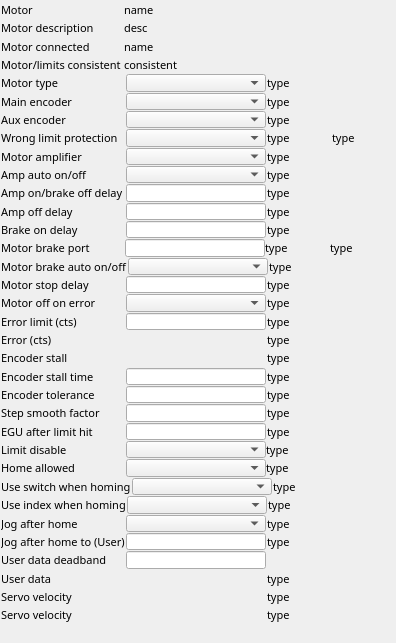
Above: 3-6/GalilSup/op/ui/galil_motor_extras.ui from motorapp/Galil before the change. Below: the same form after it.
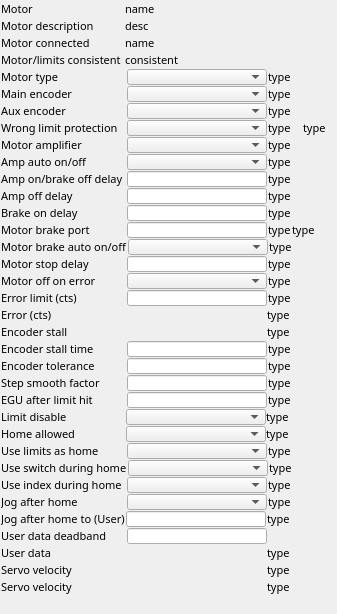
That is the form after the change. Custom widgets are drawn as their Qt base class.

Commit message: Add $(P):HOMEEDGE_CMD, Add $(P):HOMEEDGE_STATUS to set home switch edge found during homing Alter home switch type, limit switch type PV's to be more general Improved generated home routine for home to home switch Fix motor acceleration not set issue introduced by $(P)$M)HOMR_CMD/$(P)$M)HOMF_CMD homing PV's Moved "limits as home" option to motor extras with PV $(P)$M)ULAH_CMD/$(P)$M)ULAH_STATUS Improved motor limits direction consistency check Improved wrong limit protection Add alarms states to $(P)$(M)_LIMITCONSISTENT_STATUS Renamed $(P)$(M)_WLPACTIVE_STATUS to $(P)$(M)_WLPSTOP_STATUS

```diff
--- a/3-6/GalilSup/op/ui/galil_motor_extras.ui
+++ b/3-6/GalilSup/op/ui/galil_motor_extras.ui
@@ -6,8 +6,8 @@
    <rect>
     <x>0</x>
     <y>0</y>
-    <width>396</width>
-    <height>643</height>
+    <width>337</width>
+    <height>518</height>
    </rect>
   </property>
   <property name="sizePolicy">
@@ -19,7 +19,7 @@
   <property name="windowTitle">
    <string>EFrame</string>
   </property>
-  <layout class="QVBoxLayout" name="verticalLayout" stretch="2,2,2,2,2,2,2,2,2,2,2,2,2,2,2,2,2,2,2,2,2,2,2,2,2,2,2,2,2,2,2,2,2,2,2">
+  <layout class="QVBoxLayout" name="verticalLayout" stretch="2,2,2,2,2,2,2,2,2,2,2,2,2,2,2,2,2,2,2,2,2,2,2,2,2,2,2,2,2,2,2,2,2,2,2,2">
    <property name="spacing">
     <number>1</number>
    </property>
@@ -41,7 +41,7 @@
        </property>
        <property name="minimumSize">
         <size>
-         <width>122</width>
+         <width>123</width>
          <height>14</height>
         </size>
        </property>
@@ -114,7 +114,7 @@
        </property>
        <property name="minimumSize">
         <size>
-         <width>122</width>
+         <width>123</width>
          <height>0</height>
         </size>
        </property>
@@ -187,7 +187,7 @@
        </property>
        <property name="minimumSize">
         <size>
-         <width>122</width>
+         <width>123</width>
          <height>0</height>
         </size>
        </property>
@@ -260,7 +260,7 @@
        </property>
        <property name="minimumSize">
         <size>
-         <width>122</width>
+         <width>123</width>
          <height>0</height>
         </size>
        </property>
@@ -336,7 +336,7 @@
        </property>
        <property name="minimumSize">
         <size>
-         <width>124</width>
+         <width>125</width>
          <height>0</height>
         </size>
        </property>
@@ -427,7 +427,7 @@
        </property>
        <property name="minimumSize">
         <size>
-         <width>124</width>
+         <width>125</width>
          <height>0</height>
         </size>
        </property>
@@ -518,7 +518,7 @@
        </property>
        <property name="minimumSize">
         <size>
-         <width>124</width>
+         <width>125</width>
          <height>0</height>
         </size>
        </property>
@@ -609,7 +609,7 @@
        </property>
        <property name="minimumSize">
         <size>
-         <width>124</width>
+         <width>125</width>
          <height>0</height>
         </size>
        </property>
@@ -732,7 +732,7 @@
        </property>
        <property name="minimumSize">
         <size>
-         <width>124</width>
+         <width>125</width>
          <height>0</height>
         </size>
        </property>
@@ -823,7 +823,7 @@
        </property>
        <property name="minimumSize">
         <size>
-         <width>124</width>
+         <width>125</width>
          <height>0</height>
         </size>
        </property>
@@ -914,7 +914,7 @@
        </property>
        <property name="minimumSize">
         <size>
-         <width>124</width>
+         <width>125</width>
          <height>0</height>
         </size>
        </property>
@@ -1008,7 +1008,7 @@
        </property>
        <property name="minimumSize">
         <size>
-         <width>124</width>
+         <width>125</width>
          <height>0</height>
         </size>
        </property>
@@ -1102,7 +1102,7 @@
        </property>
        <property name="minimumSize">
         <size>
-         <width>124</width>
+         <width>125</width>
          <height>0</height>
         </size>
        </property>
@@ -1182,9 +1182,9 @@
     </layout>
    </item>
    <item>
-    <layout class="QHBoxLayout" name="horizontalLayout_31">
+    <layout class="QHBoxLayout" name="horizontalLayout_31" stretch="0,0,0,0">
      <property name="spacing">
-      <number>0</number>
+      <number>1</number>
      </property>
      <item>
       <widget class="QLabel" name="label_18">
@@ -1196,7 +1196,13 @@
        </property>
        <property name="minimumSize">
         <size>
-         <width>124</width>
+         <width>125</width>
+         <height>0</height>
+        </size>
+       </property>
+       <property name="baseSize">
+        <size>
+         <width>0</width>
          <height>0</height>
         </size>
        </property>
@@ -1209,6 +1215,9 @@
        <property name="text">
         <string>Motor brake port</string>
        </property>
+       <property name="alignment">
+        <set>Qt::AlignLeading|Qt::AlignLeft|Qt::AlignVCenter</set>
+       </property>
       </widget>
      </item>
      <item>
@@ -1276,8 +1285,8 @@
      <item>
       <widget class="QELabel" name="qelabel_16">
        <property name="sizePolicy">
-        <sizepolicy hsizetype="Preferred" vsizetype="Preferred">
-         <horstretch>0</horstretch>
+        <sizepolicy hsizetype="Ignored" vsizetype="Preferred">
+         <horstretch>44</horstretch>
          <verstretch>0</verstretch>
         </sizepolicy>
        </property>
@@ -1318,7 +1327,7 @@
        </property>
        <property name="minimumSize">
         <size>
-         <width>124</width>
+         <width>125</width>
          <height>0</height>
         </size>
        </property>
@@ -1409,7 +1418,7 @@
        </property>
        <property name="minimumSize">
         <size>
-         <width>124</width>
+         <width>125</width>
          <height>0</height>
         </size>
        </property>
@@ -1503,7 +1512,7 @@
        </property>
        <property name="minimumSize">
         <size>
-         <width>124</width>
+         <width>125</width>
          <height>0</height>
         </size>
        </property>
@@ -1594,7 +1603,7 @@
        </property>
        <property name="minimumSize">
         <size>
-         <width>124</width>
+         <width>125</width>
          <height>0</height>
         </size>
        </property>
@@ -1808,7 +1817,7 @@
        </property>
        <property name="minimumSize">
         <size>
-         <width>124</width>
+         <width>125</width>
          <height>0</height>
         </size>
        </property>
@@ -1902,7 +1911,7 @@
        </property>
        <property name="minimumSize">
         <size>
-         <width>124</width>
+         <width>125</width>
          <height>0</height>
         </size>
        </property>
@@ -1996,7 +2005,7 @@
        </property>
        <property name="minimumSize">
         <size>
-         <width>124</width>
+         <width>125</width>
          <height>0</height>
         </size>
        </property>
@@ -2090,7 +2099,7 @@
        </property>
        <property name="minimumSize">
         <size>
-         <width>124</width>
+         <width>125</width>
          <height>0</height>
         </size>
        </property>
@@ -2351,6 +2360,97 @@
      </item>
     </layout>
    </item>
+   <item>
+    <layout class="QHBoxLayout" name="horizontalLayout_36">
+     <property name="spacing">
+      <number>1</number>
+     </property>
+     <item>
+      <widget class="QLabel" name="label_38">
+       <property name="sizePolicy">
+        <sizepolicy hsizetype="Fixed" vsizetype="Preferred">
+         <horstretch>0</horstretch>
+         <verstretch>0</verstretch>
+        </sizepolicy>
+       </property>
+       <property name="minimumSize">
+        <size>
+         <width>125</width>
+         <height>0</height>
+        </size>
+       </property>
+       <property name="font">
+        <font>
+         <family>Abyssinica SIL</family>
+         <pointsize>8</pointsize>
+        </font>
+       </property>
+       <property name="text">
+        <string>Use limits as home</string>
+       </property>
+      </widget>
+     </item>
+     <item>
+      <widget class="QEComboBox" name="qecombobox_15">
+       <property name="sizePolicy">
+        <sizepolicy hsizetype="Fixed" vsizetype="Preferred">
+         <horstretch>0</horstretch>
+         <verstretch>0</verstretch>
+        </sizepolicy>
+       </property>
+       <property name="minimumSize">
+        <size>
+         <width>140</width>
+         <height>1</height>
+        </size>
+       </property>
+       <property name="maximumSize">
+        <size>
+         <width>140</width>
+         <height>16777215</height>
+        </size>
+       </property>
+       <property name="font">
+        <font>
+         <family>Abyssinica SIL</family>
+         <pointsize>8</pointsize>
+        </font>
+       </property>
+       <property name="variable" stdset="0">
+        <string>$(DMC)$(M)_ULAH_CMD</string>
+       </property>
+      </widget>
+     </item>
+     <item>
+      <widget class="QELabel" name="qelabel_39">
+       <property name="sizePolicy">
+        <sizepolicy hsizetype="Minimum" vsizetype="Preferred">
+         <horstretch>0</horstretch>
+         <verstretch>0</verstretch>
+        </sizepolicy>
+       </property>
+       <property name="font">
+        <font>
+         <family>Abyssinica SIL</family>
+         <pointsize>8</pointsize>
+        </font>
+       </property>
+       <property name="layoutDirection">
+        <enum>Qt::LeftToRight</enum>
+       </property>
+       <property name="alignment">
+        <set>Qt::AlignLeading|Qt::AlignLeft|Qt::AlignVCenter</set>
+       </property>
+       <property name="variable" stdset="0">
+        <string>$(DMC)$(M)_ULAH_STATUS</string>
+       </property>
+       <property name="text">
+        <string>type</string>
+       </property>
+      </widget>
+     </item>
+    </layout>
+   </item>
    <item>
     <layout class="QHBoxLayout" name="horizontalLayout_32">
      <property name="spacing">
@@ -2366,7 +2466,7 @@
        </property>
        <property name="minimumSize">
         <size>
-         <width>124</width>
+         <width>125</width>
          <height>0</height>
         </size>
        </property>
@@ -2377,7 +2477,7 @@
         </font>
        </property>
        <property name="text">
-        <string>Use switch when homing</string>
+        <string>Use switch during home</string>
        </property>
       </widget>
      </item>
@@ -2457,7 +2557,7 @@
        </property>
        <property name="minimumSize">
         <size>
-         <width>124</width>
+         <width>125</width>
          <height>0</height>
         </size>
        </property>
@@ -2468,7 +2568,7 @@
         </font>
        </property>
        <property name="text">
-        <string>Use index when homing</string>
+        <string>Use index during home</string>
        </property>
       </widget>
      </item>
@@ -2548,7 +2648,7 @@
        </property>
        <property name="minimumSize">
         <size>
-         <width>124</width>
+         <width>125</width>
          <height>0</height>
         </size>
        </property>
@@ -2733,7 +2833,7 @@
        </property>
        <property name="minimumSize">
         <size>
-         <width>124</width>
+         <width>125</width>
          <height>0</height>
         </size>
        </property>
```
Left out of the diff: 2 changed lines with no effect on the pictures. The commit also changes 15 other files.
